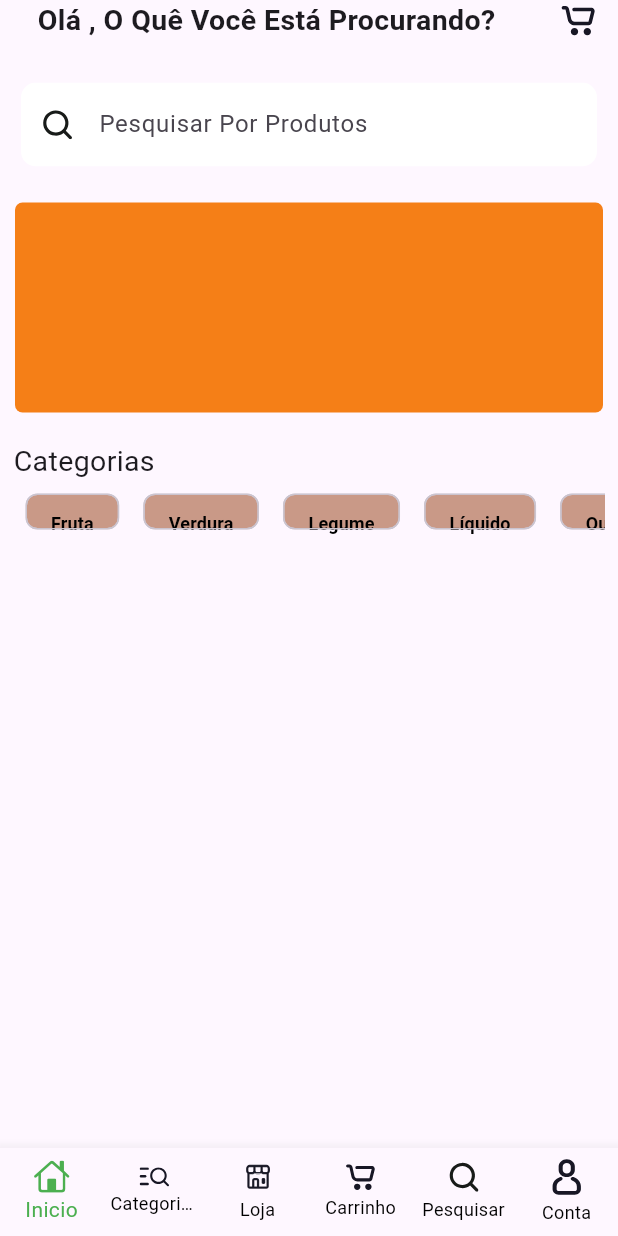
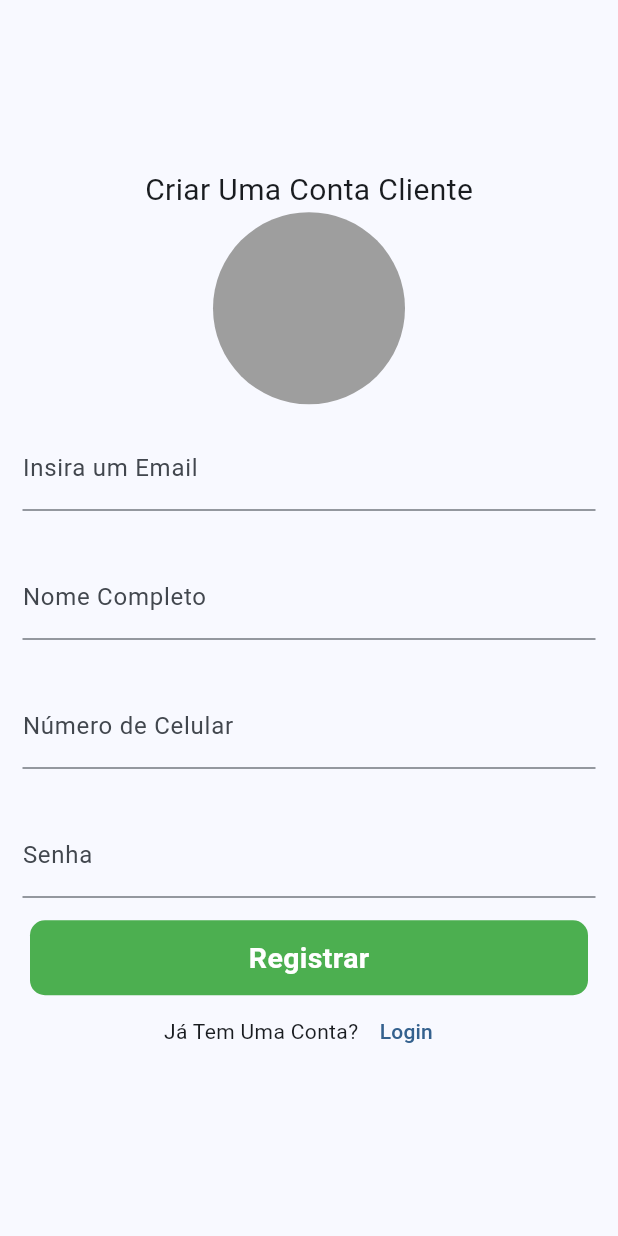
Before and after one commit to CViniciusGuedes/agro_market, a Flutter app: the screen it shows after launch, on a phone screen of 412 x 824 dp. Run offline on Flutter 3.47's test engine with Material 2 defaults, Android fonts, the phone set to English and light mode, and no system bars; our stand-ins replace cloud_firestore, firebase_auth, firebase_core, flutter_svg; accounts and stored records are empty.

Commit message:
Atualização 24/06

```diff
--- /dev/null
+++ b/lib/controllers/auth_controller.dart
@@ -0,0 +1,40 @@
+import 'package:cloud_firestore/cloud_firestore.dart';
+import 'package:firebase_auth/firebase_auth.dart';
+
+class AuthController {
+  final FirebaseAuth _auth = FirebaseAuth.instance;
+  final FirebaseFirestore _firestore = FirebaseFirestore.instance;
+
+  Future<String> signUpUsers(
+    String email,
+    String fullName,
+    String phoneNumber,
+    String password,
+  ) async {
+    String res = 'Algo deu errado';
+
+    try {
+      if (email.isNotEmpty &&
+          fullName.isNotEmpty &&
+          phoneNumber.isNotEmpty &&
+          password.isNotEmpty) {
+        //Criar conta
+        UserCredential cred = await _auth.createUserWithEmailAndPassword(
+            email: email, password: password);
+
+        await _firestore.collection('buyers').doc(cred.user!.uid).set({
+          'email': email,
+          'fullName': fullName,
+          'phoneNumber': phoneNumber,
+          'buyerId': cred.user!.uid,
+          'address': '',
+        });
+
+        res = 'success';
+      } else {
+        res = 'Os campos não podem estar vazios';
+      }
+    } catch (e) {}
+    return res;
+  }
+}
--- a/lib/main.dart
+++ b/lib/main.dart
@@ -1,3 +1,4 @@
+import 'package:agro_market/views/buyers/auth/register_screen.dart';
 import 'package:agro_market/views/buyers/main_screen.dart';
 import 'package:firebase_core/firebase_core.dart';
 import 'package:flutter/material.dart';
@@ -20,11 +21,13 @@ class MyApp extends StatelessWidget {
       debugShowCheckedModeBanner: false,
       title: 'AgroMarket',
       theme: ThemeData(
-        colorScheme: ColorScheme.fromSeed(seedColor: Colors.deepPurple),
+        colorScheme: ColorScheme.fromSeed(
+            seedColor: const Color.fromARGB(255, 119, 118, 119)),
         useMaterial3: true,
         //fontFamily: 'Brand-Bold',
       ),
-      home: MainScreen(),
+      //home: MainScreen(),
+      home: RegisterScreen(),
     );
   }
 }
--- /dev/null
+++ b/lib/views/buyers/auth/register_screen.dart
@@ -0,0 +1,205 @@
+import 'package:agro_market/controllers/auth_controller.dart';
+import 'package:agro_market/utils/show_snackBar.dart';
+import 'package:agro_market/views/buyers/auth/login_screen.dart';
+import 'package:flutter/material.dart';
+
+class RegisterScreen extends StatefulWidget {
+  @override
+  State<RegisterScreen> createState() => _RegisterScreenState();
+}
+
+class _RegisterScreenState extends State<RegisterScreen> {
+  final AuthController _authController = AuthController();
+
+  final GlobalKey<FormState> _formKey = GlobalKey<FormState>();
+
+  late String email;
+
+  late String fullName;
+
+  late String phoneNumber;
+
+  late String password;
+
+  bool _isLoading = false;
+
+  _signUpUser() async {
+    setState(() {
+      _isLoading = true;
+    });
+    if (_formKey.currentState!.validate()) {
+      await _authController
+          .signUpUsers(
+        email,
+        fullName,
+        phoneNumber,
+        password,
+      )
+          .whenComplete(() {
+        setState(() {
+          _formKey.currentState!.reset();
+          _isLoading = false;
+        });
+      });
+      return showSnack(context, 'Sua Conta Foi Criada com Sucesso');
+    } else {
+      setState(() {
+        _isLoading = false;
+      });
+      return showSnack(context, 'Os Campos Não Podem Estar Vazios');
+    }
+  }
+
+  @override
+  Widget build(BuildContext context) {
+    return Scaffold(
+      body: Center(
+        child: SingleChildScrollView(
+          child: Form(
+            key: _formKey,
+            child: Column(
+              mainAxisAlignment: MainAxisAlignment.center,
+              children: [
+                Text(
+                  'Criar Uma Conta Cliente',
+                  style: TextStyle(fontSize: 20),
+                ),
+                CircleAvatar(
+                  radius: 64,
+                  backgroundColor: Colors.grey,
+                ),
+                Padding(
+                  padding: const EdgeInsets.all(15.0),
+                  child: TextFormField(
+                    validator: (value) {
+                      if (value!.isEmpty) {
+                        return 'Esse campo não pode estar vazio';
+                      } else {
+                        return null;
+                      }
+                    },
+                    onChanged: (value) {
+                      email = value;
+                    },
+                    decoration: InputDecoration(
+                      labelText: 'Insira um Email',
+                    ),
+                  ),
+                ),
+                Padding(
+                  padding: const EdgeInsets.all(15.0),
+                  child: TextFormField(
+                    validator: (value) {
+                      if (value!.isEmpty) {
+                        return 'Esse campo não pode estar vazio';
+                      } else {
+                        return null;
+                      }
+                    },
+                    onChanged: (value) {
+                      fullName = value;
+                    },
+                    decoration: InputDecoration(
+                      labelText: 'Nome Completo',
+                    ),
+                  ),
+                ),
+                Padding(
+                  padding: const EdgeInsets.all(15.0),
+                  child: TextFormField(
+                    validator: (value) {
+                      if (value!.isEmpty) {
+                        return 'Esse campo não pode estar vazio';
+                      } else {
+                        return null;
+                      }
+                    },
+                    onChanged: (value) {
+                      phoneNumber = value;
+                    },
+                    decoration: InputDecoration(
+                      labelText: 'Número de Celular',
+                    ),
+                  ),
+                ),
+                Padding(
+                  padding: const EdgeInsets.all(15.0),
+                  child: TextFormField(
+                    obscureText: true,
+                    validator: (value) {
+                      if (value!.isEmpty) {
+                        return 'Esse campo não pode estar vazio';
+                      } else {
+                        return null;
+                      }
+                    },
+                    onChanged: (value) {
+                      password = value;
+                    },
+                    decoration: InputDecoration(
+                      labelText: 'Senha',
+                    ),
+                  ),
+                ),
+                /*Padding(
+                  padding: const EdgeInsets.all(15.0),
+                  child: TextFormField(
+                    decoration: InputDecoration(
+                      labelText: 'Repita a Senha',
+                    ),
+                  ),
+                ),*/
+                GestureDetector(
+                  onTap: () {
+                    _signUpUser();
+                  },
+                  child: Container(
+                    width: MediaQuery.of(context).size.width - 40,
+                    height: 50,
+                    decoration: BoxDecoration(
+                      color: Colors.green,
+                      borderRadius: BorderRadius.circular(10),
+                    ),
+                    child: Center(
+                      child: _isLoading
+                          ? CircularProgressIndicator(
+                              color: Colors.white,
+                            )
+                          : Text(
+                              'Registrar',
+                              style: TextStyle(
+                                color: Colors.white,
+                                fontSize: 19,
+                                fontWeight: FontWeight.w600,
+                              ),
+                            ),
+                    ),
+                  ),
+                ),
+                Row(
+                  mainAxisAlignment: MainAxisAlignment.center,
+                  children: [
+                    Text('Já Tem Uma Conta?'),
+                    TextButton(
+                      onPressed: () {
+                        Navigator.push(
+                          context,
+                          MaterialPageRoute(
+                            builder: (context) {
+                              return LoginScreen();
+                            },
+                          ),
+                        );
+                      },
+                      child: Text('Login'),
+                    ),
+                  ],
+                )
+              ],
+            ),
+          ),
+        ),
+      ),
+    );
+  }
+}
```
Also changed, not shown: lib/utils/show_snackBar.dart (added, +10 -0 lines), lib/views/buyers/auth/login_screen.dart (added, +69 -0 lines).
